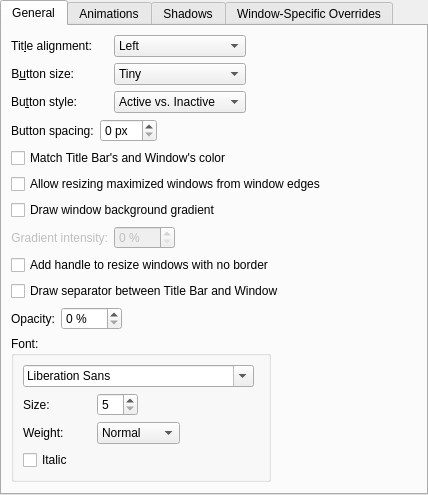
The window that config/ui/breezeconfigurationui.ui (kupiqu/SierraBreezeEnhanced) describes before a commit, drawn with Qt 5.
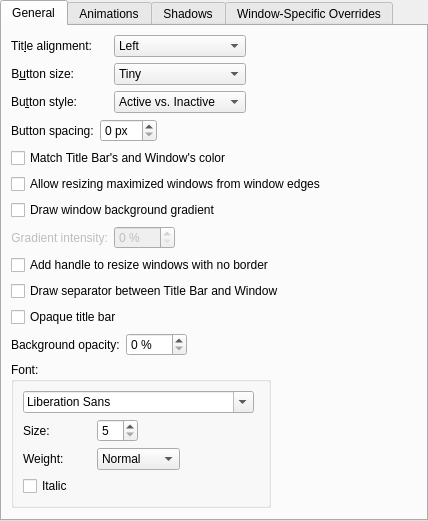
The same window after the commit. Custom widgets are drawn as their Qt base class.

Commit message: V0.3.1: fixed borders opacity and better description of shadows setting on inactive windows

```diff
--- a/config/ui/breezeconfigurationui.ui
+++ b/config/ui/breezeconfigurationui.ui
@@ -257,11 +257,18 @@
          </widget>
        </item>
        <item row="10" column="0" colspan="3">
+         <widget class="QCheckBox" name="opaqueTitleBar">
+           <property name="text">
+             <string>Opaque title bar</string>
+           </property>
+         </widget>
+       </item>
+       <item row="11" column="0" colspan="3">
         <layout class="QGridLayout" name="gridLayout_2" columnstretch="0,0,0,1">
          <item row="0" column="0">
           <widget class="QLabel" name="label_6">
            <property name="text">
-            <string>Opacity:</string>
+            <string>Background opacity:</string>
            </property>
           </widget>
          </item>
@@ -396,7 +403,7 @@
          </item>
         </layout>
        </item>
-       <item row="11" column="0" colspan="3">
+       <item row="12" column="0" colspan="3">
         <spacer name="verticalSpacer">
          <property name="orientation">
           <enum>Qt::Vertical</enum>
```
Left out of the diff: 37 changed lines with no effect on the pictures. The commit also changes 7 other files.
